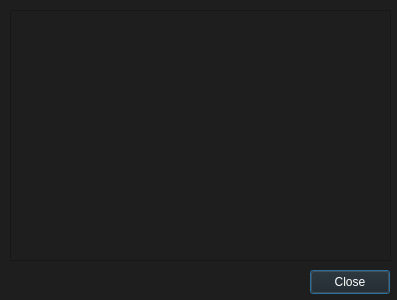
The window that QTCompiler/frmtabela.ui (JoaoBoemer/QtGalsCompiller) describes before a commit, drawn with Qt 5.
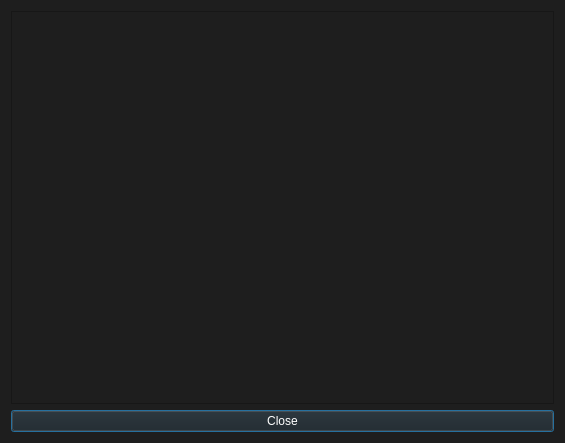
The same window after the commit.

What changed in the file:
```diff
--- a/QTCompiler/frmtabela.ui
+++ b/QTCompiler/frmtabela.ui
@@ -6,8 +6,8 @@
    <rect>
     <x>0</x>
     <y>0</y>
-    <width>397</width>
-    <height>300</height>
+    <width>565</width>
+    <height>443</height>
    </rect>
   </property>
   <property name="windowTitle">
@@ -17,32 +17,40 @@
    <string notr="true">color: rgb(255, 255, 255);
 background-color: rgb(30, 30, 30);</string>
   </property>
-  <widget class="QPushButton" name="btnClose">
-   <property name="geometry">
-    <rect>
-     <x>310</x>
-     <y>270</y>
-     <width>80</width>
-     <height>24</height>
-    </rect>
-   </property>
-   <property name="text">
-    <string>Close</string>
-   </property>
-  </widget>
+  <layout class="QVBoxLayout" name="verticalLayout">
+   <item>
   <widget class="QTextEdit" name="textEdit">
-   <property name="geometry">
-    <rect>
-     <x>10</x>
-     <y>10</y>
+     <property name="minimumSize">
+      <size>
      <width>381</width>
-     <height>251</height>
-    </rect>
+       <height>0</height>
+      </size>
+     </property>
+     <property name="mouseTracking">
+      <bool>false</bool>
+     </property>
+     <property name="tabletTracking">
+      <bool>true</bool>
+     </property>
+     <property name="frameShape">
+      <enum>QFrame::StyledPanel</enum>
+     </property>
+     <property name="frameShadow">
+      <enum>QFrame::Sunken</enum>
    </property>
    <property name="readOnly">
     <bool>true</bool>
    </property>
   </widget>
+   </item>
+   <item>
+    <widget class="QPushButton" name="btnClose">
+     <property name="text">
+      <string>Close</string>
+     </property>
+    </widget>
+   </item>
+  </layout>
  </widget>
  <resources/>
  <connections/>
```
Lines whose indentation alone changed are shown as unchanged.
